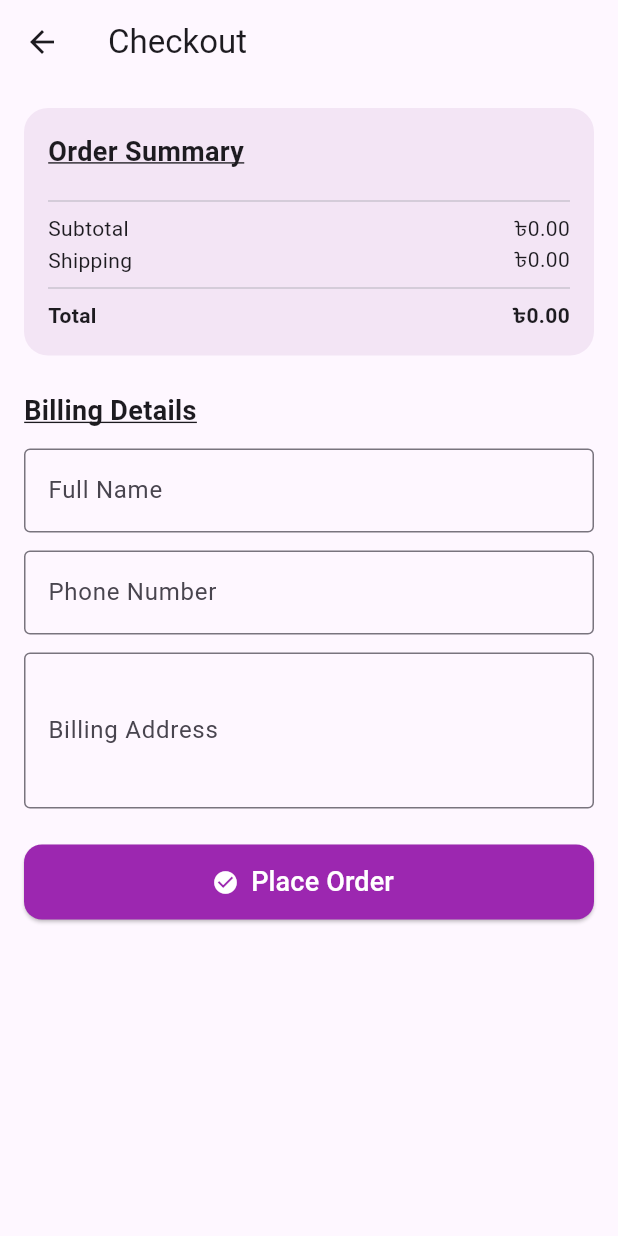
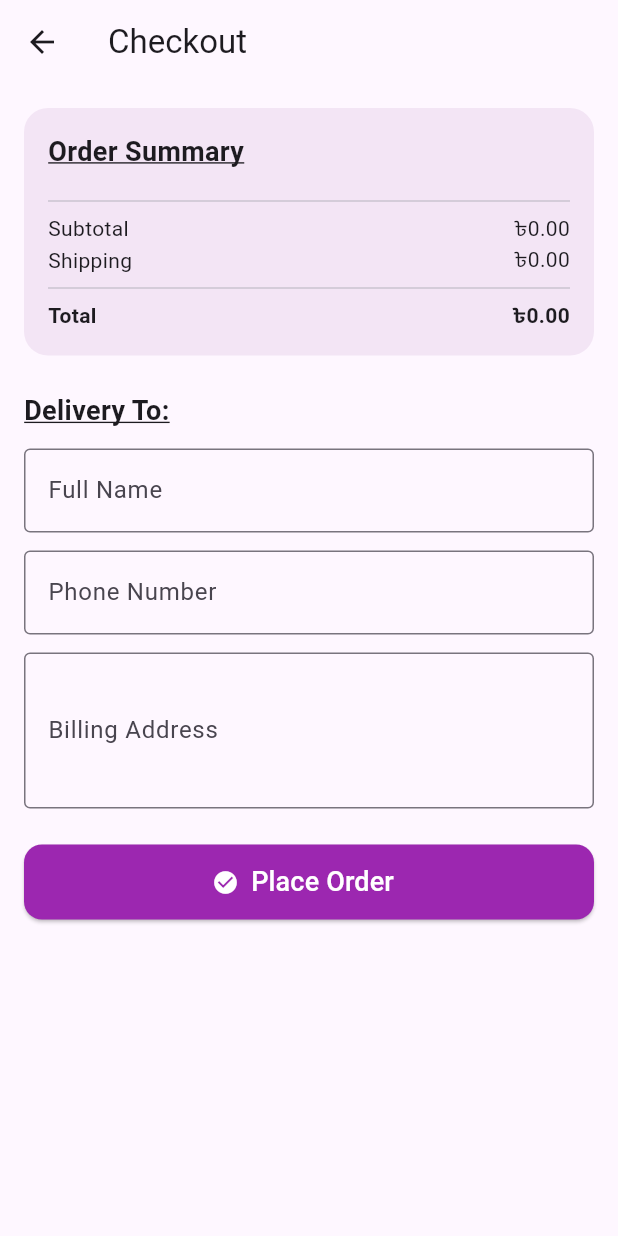
Before and after one commit to Fardeenhimself/flutter_treatos, a Flutter app: the CheckoutPage screen opened directly, on a phone screen of 412 x 824 dp. Run offline on Flutter 3.47's test engine with Material 3 defaults, Android fonts, the phone set to English and light mode, and no system bars; our stand-ins replace carousel_slider, flutter_riverpod, font_awesome_flutter, persistent_bottom_nav_bar, sqflite; accounts and stored records are empty; network calls fail.

Commit message:
minor bug improvements

```diff
--- a/lib/screens/checkout_screen.dart
+++ b/lib/screens/checkout_screen.dart
@@ -4,24 +4,46 @@ import 'package:treatos_bd/providers/cart_provider.dart';
 import 'package:treatos_bd/screens/order_completion_screen.dart';
 import 'package:treatos_bd/screens/cart_screen.dart';
 
-class CheckoutPage extends ConsumerWidget {
+class CheckoutPage extends ConsumerStatefulWidget {
   const CheckoutPage({super.key});
 
   @override
-  Widget build(BuildContext context, WidgetRef ref) {
+  ConsumerState<CheckoutPage> createState() => _CheckoutPageState();
+}
+
+class _CheckoutPageState extends ConsumerState<CheckoutPage> {
+  final _formKey = GlobalKey<FormState>();
+  late final TextEditingController nameController;
+  late final TextEditingController addressController;
+  late final TextEditingController phoneController;
+
+  @override
+  void initState() {
+    super.initState();
+    nameController = TextEditingController();
+    addressController = TextEditingController();
+    phoneController = TextEditingController();
+  }
+
+  @override
+  void dispose() {
+    nameController.dispose();
+    addressController.dispose();
+    phoneController.dispose();
+    super.dispose();
+  }
+
+  @override
+  Widget build(BuildContext context) {
     final cartItems = ref.watch(cartProvider);
     final shippingCost = ref.watch(shippingCostProvider);
 
     double subtotal = 0;
     for (var item in cartItems) {
-      subtotal += double.tryParse(item.salePrice)! * item.quantity;
+      final price = double.tryParse(item.salePrice) ?? 0.0;
+      subtotal += price * item.quantity;
     }
     double total = subtotal + shippingCost;
-
-    final _formKey = GlobalKey<FormState>();
-    final nameController = TextEditingController();
-    final addressController = TextEditingController();
-    final phoneController = TextEditingController();
 
     return Scaffold(
       appBar: AppBar(title: const Text('Checkout')),
@@ -105,7 +127,7 @@ class CheckoutPage extends ConsumerWidget {
                 crossAxisAlignment: CrossAxisAlignment.start,
                 children: [
                   const Text(
-                    'Billing Details',
+                    'Delivery To: ',
                     style: TextStyle(
                       fontSize: 18,
                       fontWeight: FontWeight.bold,
--- a/lib/screens/search_screen.dart
+++ b/lib/screens/search_screen.dart
@@ -15,6 +15,12 @@ class SearchProductsPage extends ConsumerStatefulWidget {
 
 class _SearchProductsPageState extends ConsumerState<SearchProductsPage> {
   final TextEditingController _searchController = TextEditingController();
+
+  @override
+  void dispose() {
+    super.dispose();
+    _searchController.dispose();
+  }
 
   @override
   Widget build(BuildContext context) {
```
